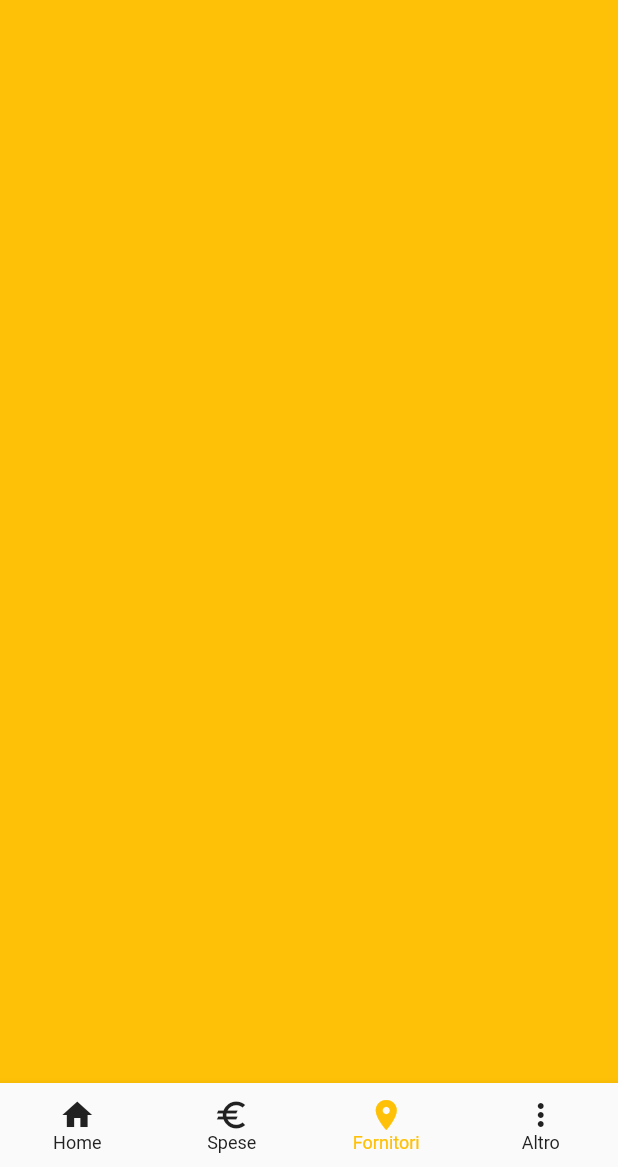
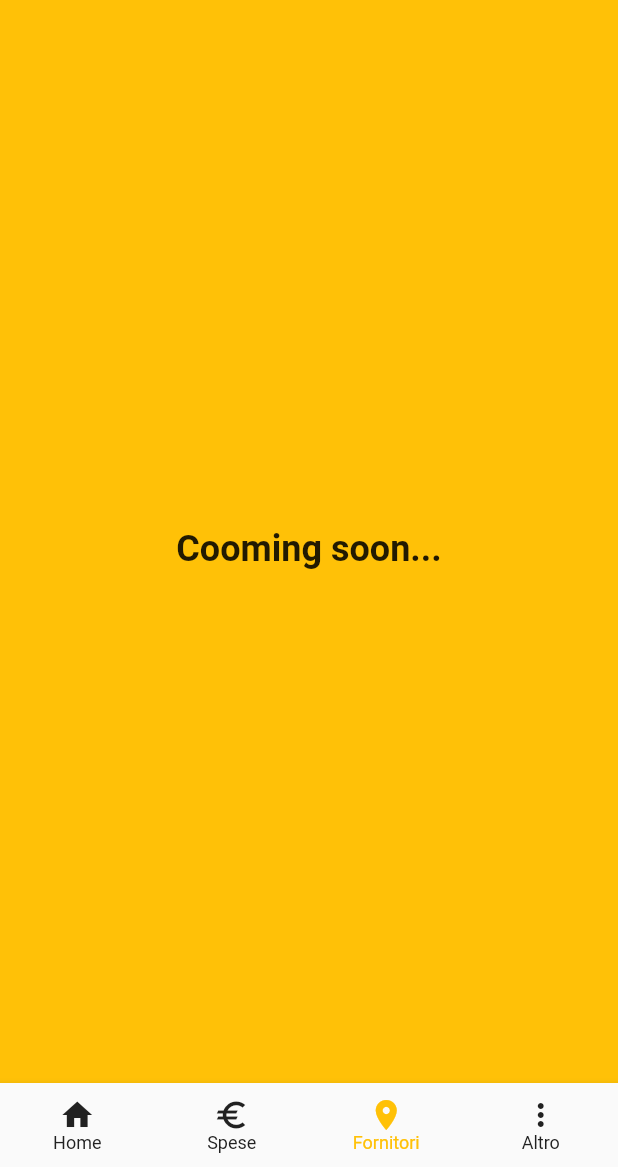
Before and after one commit to eilgug/pellet-manager, a Flutter app: the screen it shows after launch, item 3 of the bottom bar chosen, on a phone screen of 412 x 824 dp, the part 69-1236 px from its top. Run offline on Flutter 3.47's test engine with Material 2 defaults, Android fonts, the phone set to English and light mode, and no system bars; our stand-ins replace google_fonts.

Commit message:
fixes and refactoring

```diff
--- a/lib/core/filehandler.dart
+++ b/lib/core/filehandler.dart
@@ -6,9 +6,7 @@ import 'package:pellet_manager/models/appdata.dart';
 
 class FileHandler {
   static File? _file;
-  static const _fileName = 'appData.json';
-
-  static AppData? _appData;
+  static const _fileNameAppData = 'appData.json';
 
   FileHandler._privateConstructor();
 
@@ -25,7 +23,7 @@ class FileHandler {
     final _directory = await getApplicationDocumentsDirectory();
     final _path = _directory.path;
 
-    return File('$_path/$_fileName');
+    return File('$_path/$_fileNameAppData');
   }
 
   Future<void> writeAppData(AppData appData) async {
--- a/lib/screens/fornitoriPage.dart
+++ b/lib/screens/fornitoriPage.dart
@@ -5,6 +5,16 @@ class FornitoriPage extends StatelessWidget {
 
   @override
   Widget build(BuildContext context) {
-    return Container();
+    return Center(
+      child: Column(
+        mainAxisAlignment: MainAxisAlignment.center,
+        children: [
+          Text(
+            'Cooming soon...',
+            style: TextStyle(fontWeight: FontWeight.bold, fontSize: 24),
+          ),
+        ],
+      ),
+    );
   }
 }
--- a/lib/screens/spesePage.dart
+++ b/lib/screens/spesePage.dart
@@ -30,12 +30,12 @@ class SpesePage extends StatelessWidget {
       children: <Widget>[
         Row(children: [
           SacchiRimanenti(
-            stock: stock,
+            stock: stock > 0 ? stock : 0,
             average: average,
             newOrder: () => startAddNewOrder(context, stock, addNewOrder),
           ),
           Autonomia(
-            ggRestanti: stock / average,
+            ggRestanti: stock / average < 0 ? 0.0 : stock / average,
           ),
         ]),
         const SizedBox(
```
Also changed, not shown: assets/data/appData.json (deleted, +0 -30 lines), lib/screens/homePage.dart (+7 -5 lines).
